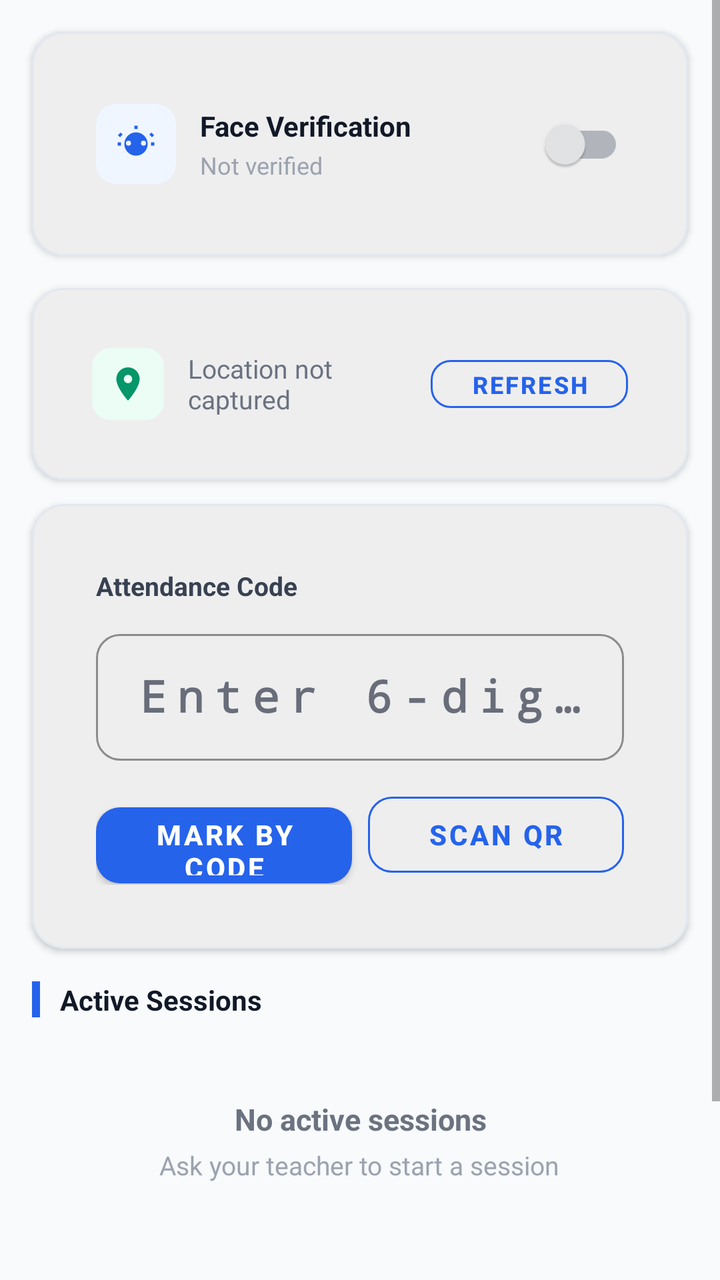
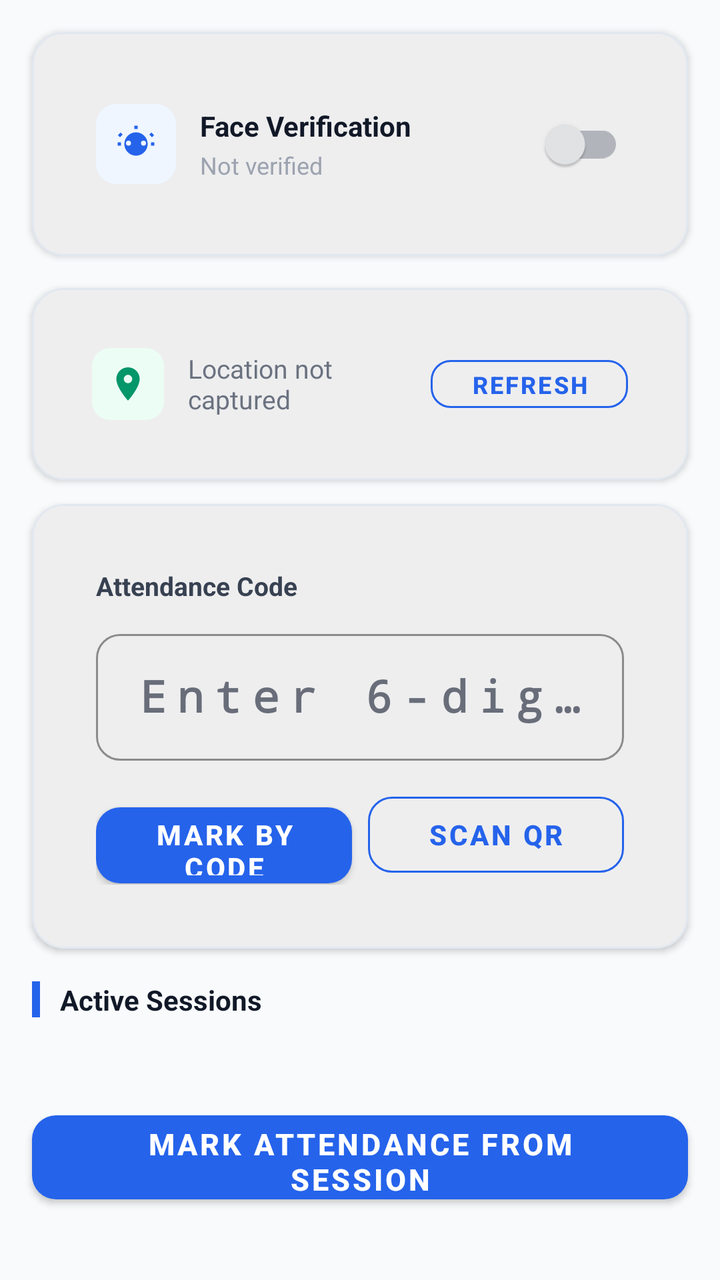

Before-and-after screenshots of an Android layout around one commit, followed by the original layout XML and the change that was made.
<!-- AndroidManifest.xml: application theme Theme.SmartAttend -->
<!-- res/layout/fragment_mark_attendance.xml -->
<?xml version="1.0" encoding="utf-8"?>
<ScrollView
    xmlns:android="http://schemas.android.com/apk/res/android"
    xmlns:app="http://schemas.android.com/apk/res-auto"
    android:layout_width="match_parent"
    android:layout_height="match_parent"
    android:background="@color/background"
    android:fillViewport="true">

    <LinearLayout
        android:layout_width="match_parent"
        android:layout_height="wrap_content"
        android:orientation="vertical"
        android:paddingBottom="32dp">

        
        <com.google.android.material.card.MaterialCardView
            android:layout_width="match_parent"
            android:layout_height="wrap_content"
            android:layout_margin="16dp"
            app:cardCornerRadius="16dp"
            app:cardElevation="2dp"
            app:cardBackgroundColor="@android:color/white"
            app:strokeColor="@color/divider"
            app:strokeWidth="1dp">

            <LinearLayout
                android:layout_width="match_parent"
                android:layout_height="wrap_content"
                android:orientation="vertical"
                android:padding="16dp">

                <LinearLayout
                    android:layout_width="match_parent"
                    android:layout_height="wrap_content"
                    android:orientation="horizontal"
                    android:gravity="center_vertical">

                    
                    <androidx.cardview.widget.CardView
                        android:layout_width="40dp"
                        android:layout_height="40dp"
                        app:cardCornerRadius="10dp"
                        app:cardElevation="0dp"
                        app:cardBackgroundColor="@color/blue_50"
                        android:layout_marginEnd="12dp">

                        <ImageView
                            android:layout_width="match_parent"
                            android:layout_height="match_parent"
                            android:src="@drawable/ic_face_detection"
                            android:tint="@color/blue_600"
                            android:padding="10dp"
                            android:scaleType="fitCenter" />

                    </androidx.cardview.widget.CardView>

                    <LinearLayout
                        android:layout_width="0dp"
                        android:layout_height="wrap_content"
                        android:layout_weight="1"
                        android:orientation="vertical">

                        <TextView
                            android:layout_width="wrap_content"
                            android:layout_height="wrap_content"
                            android:text="Face Verification"
                            android:textSize="14sp"
                            android:textStyle="bold"
                            android:textColor="@color/gray_900" />

                        <TextView
                            android:id="@+id/tvFaceStatus"
                            android:layout_width="wrap_content"
                            android:layout_height="wrap_content"
                            android:text="Not verified"
                            android:textSize="12sp"
                            android:textColor="@color/gray_400"
                            android:layout_marginTop="2dp" />

                    </LinearLayout>

                    <com.google.android.material.switchmaterial.SwitchMaterial
                        android:id="@+id/switchFaceVerification"
                        android:layout_width="wrap_content"
                        android:layout_height="wrap_content" />

                </LinearLayout>

                
                <FrameLayout
                    android:id="@+id/cameraContainer"
                    android:layout_width="match_parent"
                    android:layout_height="220dp"
                    android:layout_marginTop="14dp"
                    android:background="#000000"
                    android:visibility="gone">

                    <androidx.camera.view.PreviewView
                        android:id="@+id/cameraPreview"
                        android:layout_width="match_parent"
                        android:layout_height="match_parent" />

                    <TextView
                        android:layout_width="wrap_content"
                        android:layout_height="wrap_content"
                        android:layout_gravity="bottom|center_horizontal"
                        android:layout_marginBottom="12dp"
                        android:text="Align face in frame"
                        android:textSize="12sp"
                        android:textColor="#CCFFFFFF"
                        android:padding="6dp"
                        android:background="#66000000" />

                </FrameLayout>

            </LinearLayout>

        </com.google.android.material.card.MaterialCardView>

        
        <com.google.android.material.card.MaterialCardView
            android:layout_width="match_parent"
            android:layout_height="wrap_content"
            android:layout_marginHorizontal="16dp"
            android:layout_marginBottom="12dp"
            app:cardCornerRadius="16dp"
            app:cardElevation="2dp"
            app:cardBackgroundColor="@android:color/white"
            app:strokeColor="@color/divider"
            app:strokeWidth="1dp">

            <LinearLayout
                android:layout_width="match_parent"
                android:layout_height="wrap_content"
                android:orientation="horizontal"
                android:padding="14dp"
                android:gravity="center_vertical">

                <androidx.cardview.widget.CardView
                    android:layout_width="36dp"
                    android:layout_height="36dp"
                    app:cardCornerRadius="9dp"
                    app:cardElevation="0dp"
                    app:cardBackgroundColor="#ECFDF5"
                    android:layout_marginEnd="12dp">

                    <ImageView
                        android:layout_width="match_parent"
                        android:layout_height="match_parent"
                        android:src="@drawable/ic_location"
                        android:tint="@color/emerald_600"
                        android:padding="8dp"
                        android:scaleType="fitCenter" />

                </androidx.cardview.widget.CardView>

                <TextView
                    android:id="@+id/tvLocationStatus"
                    android:layout_width="0dp"
                    android:layout_weight="1"
                    android:layout_height="wrap_content"
                    android:text="Location not captured"
                    android:textSize="13sp"
                    android:textColor="@color/gray_500" />

                <com.google.android.material.button.MaterialButton
                    android:id="@+id/btnRefreshLocation"
                    style="@style/Widget.MaterialComponents.Button.OutlinedButton"
                    android:layout_width="wrap_content"
                    android:layout_height="36dp"
                    android:text="Refresh"
                    android:textSize="12sp"
                    app:cornerRadius="10dp"
                    app:strokeColor="@color/brand_primary" />

            </LinearLayout>

        </com.google.android.material.card.MaterialCardView>

        
        <com.google.android.material.card.MaterialCardView
            android:layout_width="match_parent"
            android:layout_height="wrap_content"
            android:layout_marginHorizontal="16dp"
            android:layout_marginBottom="12dp"
            app:cardCornerRadius="16dp"
            app:cardElevation="2dp"
            app:cardBackgroundColor="@android:color/white"
            app:strokeColor="@color/divider"
            app:strokeWidth="1dp">

            <LinearLayout
                android:layout_width="match_parent"
                android:layout_height="wrap_content"
                android:orientation="vertical"
                android:padding="16dp">

                <TextView
                    android:layout_width="wrap_content"
                    android:layout_height="wrap_content"
                    android:text="Attendance Code"
                    android:textSize="13sp"
                    android:textStyle="bold"
                    android:textColor="@color/gray_700"
                    android:layout_marginBottom="10dp" />

                <com.google.android.material.textfield.TextInputLayout
                    android:layout_width="match_parent"
                    android:layout_height="wrap_content"
                    android:hint="Enter 6-digit code"
                    style="@style/Widget.SmartAttend.TextInput">

                    <com.google.android.material.textfield.TextInputEditText
                        android:id="@+id/etAttendanceCode"
                        android:layout_width="match_parent"
                        android:layout_height="wrap_content"
                        android:inputType="textCapCharacters"
                        android:fontFamily="monospace"
                        android:textSize="22sp"
                        android:textStyle="bold"
                        android:gravity="center"
                        android:letterSpacing="0.25"
                        android:maxLength="8" />

                </com.google.android.material.textfield.TextInputLayout>

                <LinearLayout
                    android:layout_width="match_parent"
                    android:layout_height="wrap_content"
                    android:orientation="horizontal"
                    android:layout_marginTop="12dp">

                    <com.google.android.material.button.MaterialButton
                        android:id="@+id/btnMarkByCode"
                        style="@style/Widget.SmartAttend.Button"
                        android:layout_width="0dp"
                        android:layout_weight="1"
                        android:layout_height="50dp"
                        android:layout_marginEnd="8dp"
                        android:text="Mark by Code"
                        android:textSize="14sp" />

                    <com.google.android.material.button.MaterialButton
                        android:id="@+id/btnScanQR"
                        style="@style/Widget.SmartAttend.Button.Outlined"
                        android:layout_width="0dp"
                        android:layout_weight="1"
                        android:layout_height="50dp"
                        android:layout_marginStart="0dp"
                        android:text="Scan QR"
                        android:textSize="14sp" />

                </LinearLayout>

            </LinearLayout>

        </com.google.android.material.card.MaterialCardView>

        
        <LinearLayout
            android:layout_width="match_parent"
            android:layout_height="wrap_content"
            android:orientation="horizontal"
            android:paddingHorizontal="16dp"
            android:paddingTop="4dp"
            android:paddingBottom="8dp"
            android:gravity="center_vertical">

            <View
                android:layout_width="4dp"
                android:layout_height="18dp"
                android:background="@color/brand_primary" />

            <TextView
                android:layout_width="0dp"
                android:layout_height="wrap_content"
                android:layout_weight="1"
                android:layout_marginStart="10dp"
                android:text="Active Sessions"
                android:textSize="14sp"
                android:textStyle="bold"
                android:textColor="@color/gray_900" />

        </LinearLayout>

        <ProgressBar
            android:id="@+id/progressBar"
            android:layout_width="32dp"
            android:layout_height="32dp"
            android:layout_gravity="center_horizontal"
            android:indeterminateTint="@color/brand_primary"
            android:visibility="gone" />

        <LinearLayout
            android:id="@+id/layoutNoSessions"
            android:layout_width="match_parent"
            android:layout_height="wrap_content"
            android:orientation="vertical"
            android:gravity="center"
            android:padding="32dp"
            android:visibility="visible">

            <TextView
                android:layout_width="wrap_content"
                android:layout_height="wrap_content"
                android:text="No active sessions"
                android:textSize="15sp"
                android:textStyle="bold"
                android:textColor="@color/gray_500"
                android:gravity="center" />

            <TextView
                android:id="@+id/tvNoSessions"
                android:layout_width="wrap_content"
                android:layout_height="wrap_content"
                android:text="Ask your teacher to start a session"
                android:textSize="13sp"
                android:textColor="@color/gray_400"
                android:gravity="center"
                android:layout_marginTop="4dp" />

        </LinearLayout>

        <androidx.recyclerview.widget.RecyclerView
            android:id="@+id/rvActiveSessions"
            android:layout_width="match_parent"
            android:layout_height="wrap_content"
            android:paddingHorizontal="16dp"
            android:nestedScrollingEnabled="false"
            android:clipToPadding="false" />

        
        <TextView
            android:id="@+id/tvSelectedSession"
            android:layout_width="match_parent"
            android:layout_height="wrap_content"
            android:layout_marginHorizontal="16dp"
            android:layout_marginTop="8dp"
            android:text=""
            android:textSize="12sp"
            android:textColor="@color/brand_primary"
            android:textStyle="italic" />

        <com.google.android.material.button.MaterialButton
            android:id="@+id/btnMarkFromSession"
            style="@style/Widget.SmartAttend.Button"
            android:layout_width="match_parent"
            android:layout_height="54dp"
            android:layout_marginHorizontal="16dp"
            android:layout_marginTop="10dp"
            android:text="Mark Attendance from Session"
            android:textSize="15sp" />

    </LinearLayout>

</ScrollView>
<!-- resources referenced by this layout -->
<resources>
  <color name="background">#F8FAFC</color>
  <color name="blue_50">#EFF6FF</color>
  <color name="blue_600">#2563EB</color>
  <color name="brand_primary">#2563EB</color>
  <color name="divider">#E2E8F0</color>
  <color name="emerald_600">#059669</color>
  <color name="gray_400">#9CA3AF</color>
  <color name="gray_500">#6B7280</color>
  <color name="gray_700">#374151</color>
  <color name="gray_900">#111827</color>
  <style name="Widget.SmartAttend.Button.Outlined" parent="Widget.MaterialComponents.Button.OutlinedButton">
          <item name="cornerRadius">12dp</item>
          <item name="android:textSize">14sp</item>
          <item name="android:textStyle">bold</item>
          <item name="android:minHeight">48dp</item>
          <item name="strokeColor">@color/brand_primary</item>
          <item name="android:textColor">@color/brand_primary</item>
      </style>
  <color name="blue_700">#1D4ED8</color>
  <color name="gray_300">#D1D5DB</color>
  <color name="brand_primary_dark">#1D4ED8</color>
  <color name="white">#FFFFFF</color>
  <color name="violet_600">#7C3AED</color>
  <color name="violet_700">#6D28D9</color>
  <color name="surface">#FFFFFF</color>
  <color name="slate_900">#0F172A</color>
  <color name="surface_variant">#F8FAFC</color>
  <color name="gray_600">#4B5563</color>
  <color name="red_600">#DC2626</color>
  <style name="TextAppearance.SmartAttend.Body1" parent="TextAppearance.MaterialComponents.Body1">
          <item name="android:textSize">14sp</item>
          <item name="android:textColor">@color/gray_700</item>
          <item name="android:lineSpacingMultiplier">1.4</item>
      </style>
  <style name="TextAppearance.SmartAttend.Body2" parent="TextAppearance.MaterialComponents.Body2">
          <item name="android:textSize">12sp</item>
          <item name="android:textColor">@color/gray_500</item>
          <item name="android:lineSpacingMultiplier">1.3</item>
      </style>
  <style name="TextAppearance.SmartAttend.Subtitle1" parent="TextAppearance.MaterialComponents.Subtitle1">
          <item name="android:textSize">15sp</item>
          <item name="android:textColor">@color/gray_800</item>
          <item name="fontWeight">600</item>
      </style>
  <style name="TextAppearance.SmartAttend.Subtitle2" parent="TextAppearance.MaterialComponents.Subtitle2">
          <item name="android:textSize">13sp</item>
          <item name="android:textColor">@color/gray_600</item>
      </style>
  <style name="TextAppearance.SmartAttend.Headline6" parent="TextAppearance.MaterialComponents.Headline6">
          <item name="android:fontFamily">sans-serif-medium</item>
          <item name="android:textSize">18sp</item>
          <item name="android:textColor">@color/gray_900</item>
          <item name="fontWeight">700</item>
      </style>
  <style name="Widget.SmartAttend.BottomNavigation" parent="Widget.MaterialComponents.BottomNavigationView">
          <item name="itemIconTint">@color/bottom_nav_color</item>
          <item name="itemTextColor">@color/bottom_nav_color</item>
          <item name="elevation">8dp</item>
      </style>
  <color name="gray_800">#1F2937</color>
  <!-- unchanged entries left out for length: 6 -->
</resources>

<!-- the commit's change to res/layout/fragment_mark_attendance.xml (unified diff, before → after) -->
@@ -292,35 +292,11 @@
             android:indeterminateTint="@color/brand_primary"
             android:visibility="gone" />
 
-        <LinearLayout
-            android:id="@+id/layoutNoSessions"
-            android:layout_width="match_parent"
-            android:layout_height="wrap_content"
-            android:orientation="vertical"
-            android:gravity="center"
-            android:padding="32dp"
-            android:visibility="visible">
-
-            <TextView
-                android:layout_width="wrap_content"
-                android:layout_height="wrap_content"
-                android:text="No active sessions"
-                android:textSize="15sp"
-                android:textStyle="bold"
-                android:textColor="@color/gray_500"
-                android:gravity="center" />
-
-            <TextView
-                android:id="@+id/tvNoSessions"
-                android:layout_width="wrap_content"
-                android:layout_height="wrap_content"
-                android:text="Ask your teacher to start a session"
-                android:textSize="13sp"
-                android:textColor="@color/gray_400"
-                android:gravity="center"
-                android:layout_marginTop="4dp" />
-
-        </LinearLayout>
+        <include
+            android:id="@+id/layoutEmpty"
+            layout="@layout/layout_empty_state"
+            android:layout_width="match_parent"
+            android:layout_height="wrap_content" />
 
         <androidx.recyclerview.widget.RecyclerView
             android:id="@+id/rvActiveSessions"
@@ -355,3 +331,55 @@
     </LinearLayout>
 
 </ScrollView>
+<!-- res/layout/layout_empty_state.xml (included above) -->
+<?xml version="1.0" encoding="utf-8"?>
+<LinearLayout
+    xmlns:android="http://schemas.android.com/apk/res/android"
+    xmlns:app="http://schemas.android.com/apk/res-auto"
+    android:id="@+id/emptyStateRoot"
+    android:layout_width="match_parent"
+    android:layout_height="wrap_content"
+    android:gravity="center"
+    android:orientation="vertical"
+    android:padding="32dp"
+    android:visibility="gone">
+
+    <ImageView
+        android:id="@+id/ivEmptyIllustration"
+        android:layout_width="120dp"
+        android:layout_height="120dp"
+        android:src="@drawable/ic_graduation_cap"
+        app:tint="@color/gray_200"
+        android:alpha="0.5" />
+
+    <TextView
+        android:id="@+id/tvEmptyTitle"
+        android:layout_width="wrap_content"
+        android:layout_height="wrap_content"
+        android:layout_marginTop="16dp"
+        android:text="No data found"
+        android:textColor="@color/gray_900"
+        android:textSize="16sp"
+        android:textStyle="bold" />
+
+    <TextView
+        android:id="@+id/tvEmptyMessage"
+        android:layout_width="wrap_content"
+        android:layout_height="wrap_content"
+        android:layout_marginTop="4dp"
+        android:gravity="center"
+        android:text="Try adjusting your filters or refresh the page."
+        android:textColor="@color/gray_500"
+        android:textSize="14sp" />
+
+    <com.google.android.material.button.MaterialButton
+        android:id="@+id/btnRetry"
+        style="@style/Widget.MaterialComponents.Button.TextButton"
+        android:layout_width="wrap_content"
+        android:layout_height="wrap_content"
+        android:layout_marginTop="12dp"
+        android:text="Retry"
+        android:textColor="@color/brand_primary"
+        android:visibility="gone" />
+
+</LinearLayout>
<!-- resource entries referenced after the edit -->
@@ -6,10 +6,22 @@
   <color name="brand_primary">#2563EB</color>
   <color name="divider">#E2E8F0</color>
   <color name="emerald_600">#059669</color>
+  <color name="gray_200">#E5E7EB</color>
   <color name="gray_400">#9CA3AF</color>
   <color name="gray_500">#6B7280</color>
   <color name="gray_700">#374151</color>
   <color name="gray_900">#111827</color>
+  <!-- drawable ic_graduation_cap (drawable) -->
+  <?xml version="1.0" encoding="utf-8"?>
+  <vector xmlns:android="http://schemas.android.com/apk/res/android"
+      android:width="24dp"
+      android:height="24dp"
+      android:viewportWidth="24"
+      android:viewportHeight="24">
+      <path
+          android:fillColor="#FFFFFF"
+          android:pathData="M12,3L1,9L12,15L21,10.09V17H23V9M5,13.18V17.18L12,21L19,17.18V13.18L12,17L5,13.18Z" />
+  </vector>
   <style name="Widget.SmartAttend.Button.Outlined" parent="Widget.MaterialComponents.Button.OutlinedButton">
           <item name="cornerRadius">12dp</item>
           <item name="android:textSize">14sp</item>
